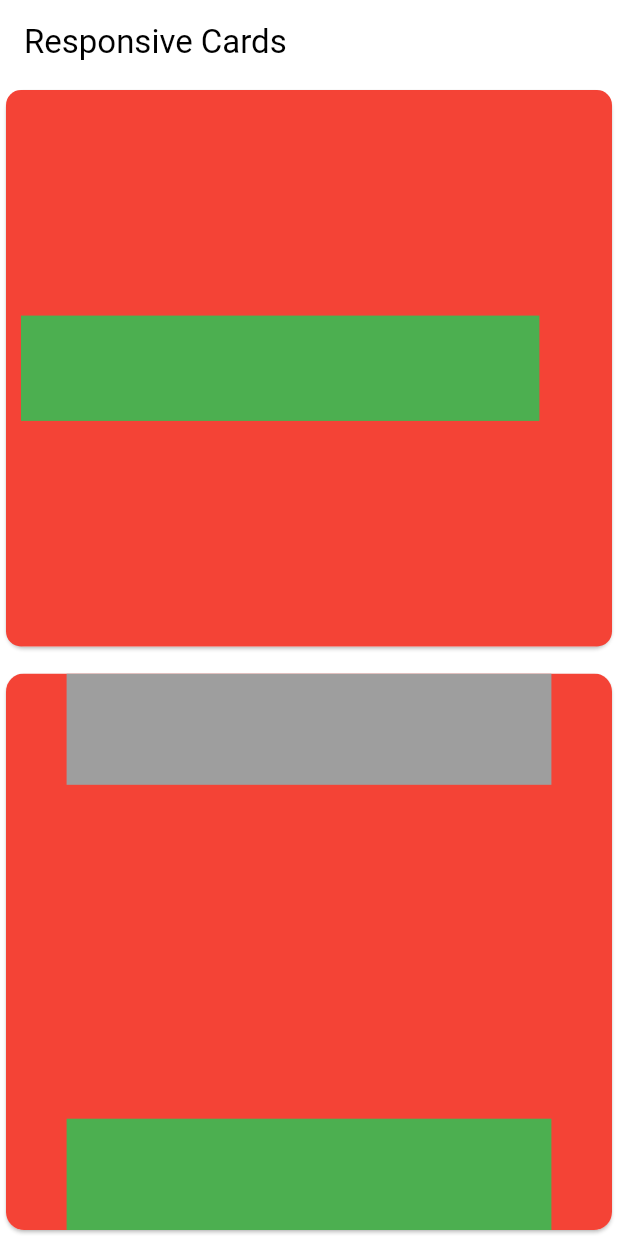
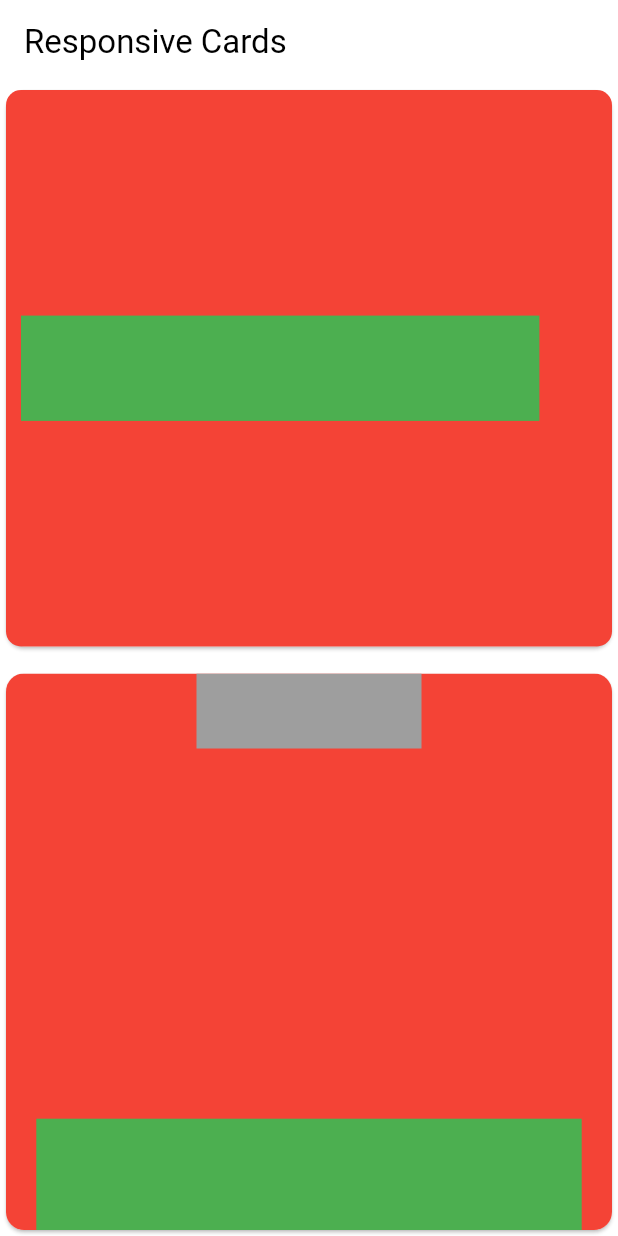
Before and after one commit to red-malone/Cardlayout, a Flutter app: the screen it shows after launch, on a phone screen of 412 x 824 dp. Run offline on Flutter 3.47's test engine with Material 3 defaults, Android fonts, the light colour scheme and no system bars.

Commit message:
constant achieved

```diff
--- a/lib/main.dart
+++ b/lib/main.dart
@@ -5,7 +5,6 @@ void main() {
 }
 
 class MyApp extends StatelessWidget {
-  const MyApp({super.key});
   @override
   Widget build(BuildContext context) {
     return MaterialApp(
@@ -16,16 +15,18 @@ class MyApp extends StatelessWidget {
       home: Scaffold(
         backgroundColor: Colors.white,
         appBar: AppBar(
-          title:const  Text('Responsive Cards'),
+          title: Text('Responsive Cards'),
         ),
-        body:const  MyCards(),
+        body: MyCards(),
       ),
     );
   }
 }
 
 class MyCards extends StatelessWidget {
-  const MyCards({super.key});
+  final double initialGreyAreaWidth = 100.0;
+  final double initialGreyAreaHeight = 50.0;
+
   @override
   Widget build(BuildContext context) {
     return SizedBox(
@@ -47,7 +48,7 @@ class MyCards extends StatelessWidget {
                 child: Align(
                   alignment: Alignment.centerLeft,
                   child: FractionallySizedBox(
-                    widthFactor: .9, // Adjust as needed
+                    widthFactor: 0.9, // Adjust as needed
                     heightFactor: 0.2, // Maintain the same proportion
                     child: Container(
                       color: Colors.green,
@@ -74,21 +75,17 @@ class MyCards extends StatelessWidget {
                   children: [
                     Align(
                       alignment: Alignment.topCenter,
-                      child: FractionallySizedBox(
-                        widthFactor: 0.8, // Adjust as needed
-                        heightFactor:
-                            0.2, // Change the green area's height proportion
-                        child: Container(
-                          color: Colors.grey,
-                        ),
+                      child: Container(
+                        height: 50,
+                        width: 150,
+                        color: Colors.grey,
                       ),
                     ),
                     Align(
                       alignment: Alignment.bottomCenter,
                       child: FractionallySizedBox(
-                        widthFactor: 0.8, // Adjust as needed
-                        heightFactor:
-                            0.2, // Change the green area's height proportion
+                        widthFactor: 0.9, // Maintain the same proportion
+                        heightFactor: 0.2, // Adjust as needed
                         child: Container(
                           color: Colors.green,
                         ),
```
